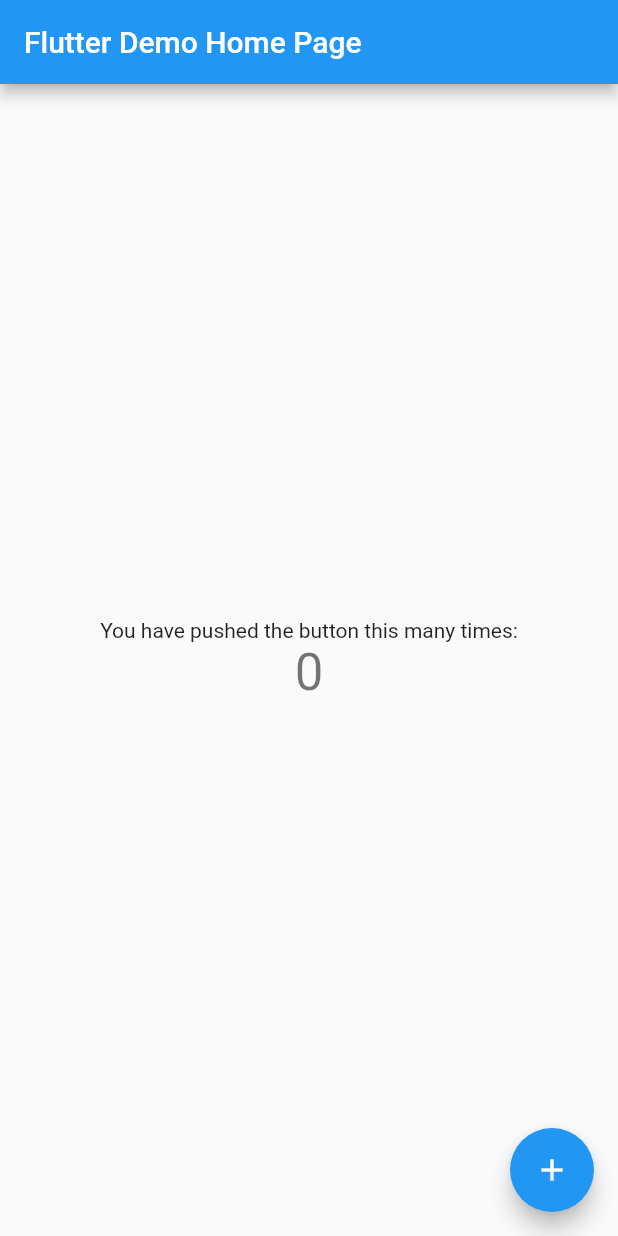
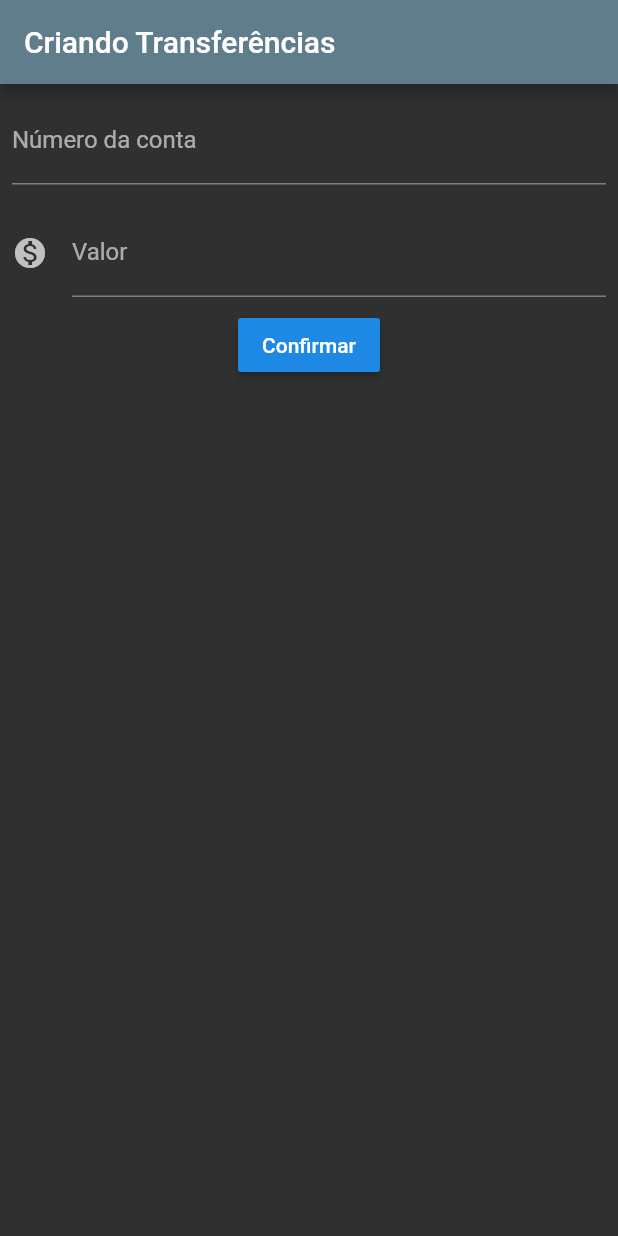
Before and after one commit to GreinVinicios/flutterTeste, a Flutter app: the screen it shows after launch, on a phone screen of 412 x 824 dp. Run offline on Flutter 3.47's test engine with Material 2 defaults, Android fonts, the phone set to English and light mode, and no system bars.

Commit message:
Criação dos formularios: lista de transferencias e criação de transferencias

```diff
--- a/bytebank/lib/main.dart
+++ b/bytebank/lib/main.dart
@@ -1,111 +1,130 @@
+import 'package:flutter/cupertino.dart';
 import 'package:flutter/material.dart';
 
-void main() => runApp(MyApp());
+void main() => runApp(
+      ByteBankApp(),
+    );
 
-class MyApp extends StatelessWidget {
-  // This widget is the root of your application.
+class ByteBankApp extends StatelessWidget {
   @override
   Widget build(BuildContext context) {
+    // TODO: implement build
     return MaterialApp(
-      title: 'Flutter Demo',
-      theme: ThemeData(
-        // This is the theme of your application.
-        //
-        // Try running your application with "flutter run". You'll see the
-        // application has a blue toolbar. Then, without quitting the app, try
-        // changing the primarySwatch below to Colors.green and then invoke
-        // "hot reload" (press "r" in the console where you ran "flutter run",
-        // or simply save your changes to "hot reload" in a Flutter IDE).
-        // Notice that the counter didn't reset back to zero; the application
-        // is not restarted.
-        primarySwatch: Colors.blue,
+      theme:
+          ThemeData(brightness: Brightness.dark, primaryColor: Colors.blueGrey),
+      home: Scaffold(
+        body: FormularioTransferencia(),
       ),
-      home: MyHomePage(title: 'Flutter Demo Home Page'),
     );
   }
 }
 
-class MyHomePage extends StatefulWidget {
-  MyHomePage({Key key, this.title}) : super(key: key);
-
-  // This widget is the home page of your application. It is stateful, meaning
-  // that it has a State object (defined below) that contains fields that affect
-  // how it looks.
-
-  // This class is the configuration for the state. It holds the values (in this
-  // case the title) provided by the parent (in this case the App widget) and
-  // used by the build method of the State. Fields in a Widget subclass are
-  // always marked "final".
-
-  final String title;
-
-  @override
-  _MyHomePageState createState() => _MyHomePageState();
-}
-
-class _MyHomePageState extends State<MyHomePage> {
-  int _counter = 0;
-
-  void _incrementCounter() {
-    setState(() {
-      // This call to setState tells the Flutter framework that something has
-      // changed in this State, which causes it to rerun the build method below
-      // so that the display can reflect the updated values. If we changed
-      // _counter without calling setState(), then the build method would not be
-      // called again, and so nothing would appear to happen.
-      _counter++;
-    });
-  }
+class FormularioTransferencia extends StatelessWidget {
+  final TextEditingController _controladorCampoNumerConta =
+      TextEditingController();
+  final TextEditingController _controladorCampoValor = TextEditingController();
 
   @override
   Widget build(BuildContext context) {
-    // This method is rerun every time setState is called, for instance as done
-    // by the _incrementCounter method above.
-    //
-    // The Flutter framework has been optimized to make rerunning build methods
-    // fast, so that you can just rebuild anything that needs updating rather
-    // than having to individually change instances of widgets.
     return Scaffold(
       appBar: AppBar(
-        // Here we take the value from the MyHomePage object that was created by
-        // the App.build method, and use it to set our appbar title.
-        title: Text(widget.title),
+        title: Text('Criando Transferências'),
       ),
-      body: Center(
-        // Center is a layout widget. It takes a single child and positions it
-        // in the middle of the parent.
-        child: Column(
-          // Column is also a layout widget. It takes a list of children and
-          // arranges them vertically. By default, it sizes itself to fit its
-          // children horizontally, and tries to be as tall as its parent.
-          //
-          // Invoke "debug painting" (press "p" in the console, choose the
-          // "Toggle Debug Paint" action from the Flutter Inspector in Android
-          // Studio, or the "Toggle Debug Paint" command in Visual Studio Code)
-          // to see the wireframe for each widget.
-          //
-          // Column has various properties to control how it sizes itself and
-          // how it positions its children. Here we use mainAxisAlignment to
-          // center the children vertically; the main axis here is the vertical
-          // axis because Columns are vertical (the cross axis would be
-          // horizontal).
-          mainAxisAlignment: MainAxisAlignment.center,
-          children: <Widget>[
-            Text(
-              'You have pushed the button this many times:',
+      body: Column(
+        children: <Widget>[
+          Padding(
+            padding: const EdgeInsets.all(8.0),
+            child: TextField(
+              controller: _controladorCampoNumerConta,
+              style: TextStyle(fontSize: 16.0),
+              decoration: InputDecoration(
+                labelText: 'Número da conta',
+                hintText: '0000-0',
+              ),
+              keyboardType: TextInputType.number,
             ),
-            Text(
-              '$_counter',
-              style: Theme.of(context).textTheme.display1,
+          ),
+          Padding(
+            padding: const EdgeInsets.all(8.0),
+            child: TextField(
+              controller: _controladorCampoValor,
+              style: TextStyle(fontSize: 16.0),
+              decoration: InputDecoration(
+                labelText: 'Valor',
+                hintText: '0.00',
+                icon: Icon(Icons.monetization_on),
+              ),
+              keyboardType: TextInputType.number,
             ),
-          ],
-        ),
+          ),
+          RaisedButton(
+            child: Text('Confirmar'),
+            onPressed: () {
+              final String numeroConta = _controladorCampoNumerConta.text;
+              final double valor = double.tryParse(_controladorCampoValor.text);
+
+              if (numeroConta != null && valor != null) {
+                final transferenciaCriada = Transferencia(valor, numeroConta);
+                debugPrint('$transferenciaCriada');
+              }
+            },
+          )
+        ],
       ),
-      floatingActionButton: FloatingActionButton(
-        onPressed: _incrementCounter,
-        tooltip: 'Increment',
-        child: Icon(Icons.add),
-      ), // This trailing comma makes auto-formatting nicer for build methods.
     );
   }
 }
+
+class ListaTransferencias extends StatelessWidget {
+  @override
+  Widget build(BuildContext context) {
+    // TODO: implement build
+    return Scaffold(
+      appBar: AppBar(
+        title: Text('Transferências'),
+      ),
+      floatingActionButton: FloatingActionButton(
+        child: Icon(Icons.add),
+      ),
+      body: Column(
+        children: <Widget>[
+          ItemTransferencia(Transferencia(100.01, '35403-4')),
+          ItemTransferencia(Transferencia(200.00, '35403-4')),
+          ItemTransferencia(Transferencia(301.00, '35403-4')),
+        ],
+      ),
+    );
+  }
+}
+
+class ItemTransferencia extends StatelessWidget {
+  final Transferencia _transferencia;
+
+  ItemTransferencia(this._transferencia);
+
+  @override
+  Widget build(BuildContext context) {
+    // TODO: implement build
+    return Card(
+      child: ListTile(
+        leading: Icon(Icons.monetization_on),
+        title: Text(_transferencia.valor.toString()),
+        subtitle: Text(_transferencia.numeroConta),
+      ),
+    );
+  }
+}
+
+class Transferencia {
+  final double valor;
+  final String numeroConta;
+
+  Transferencia(this.valor, this.numeroConta);
+
+  @override
+  String toString() {
+    return 'Transferencia{valor: $valor, numeroConta: $numeroConta}';
+  }
+
+
+}
```
